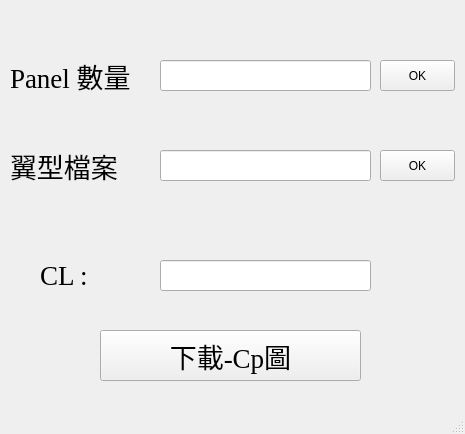
Before: the Qt Designer form 2DBEM_GUI/src/Ui.ui in KWGHG/2DBEM_GUI, drawn with Qt 5.
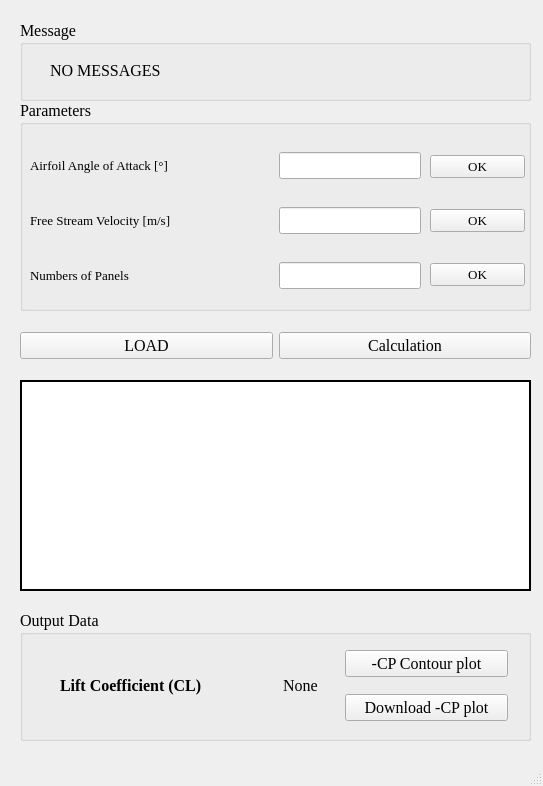
After: the same form once the commit is applied.

The edit to the form file:
```diff
--- a/2DBEM_GUI/src/Ui.ui
+++ b/2DBEM_GUI/src/Ui.ui
@@ -6,172 +6,357 @@
    <rect>
     <x>0</x>
     <y>0</y>
-    <width>465</width>
-    <height>434</height>
+    <width>543</width>
+    <height>786</height>
    </rect>
   </property>
   <property name="windowTitle">
    <string>2DBEM</string>
   </property>
   <widget class="QWidget" name="centralwidget">
-   <widget class="QLabel" name="numPanelLabel">
+   <widget class="QGroupBox" name="Message_Box">
     <property name="geometry">
      <rect>
-      <x>10</x>
-      <y>30</y>
-      <width>151</width>
-      <height>91</height>
+      <x>20</x>
+      <y>20</y>
+      <width>511</width>
+      <height>81</height>
      </rect>
     </property>
     <property name="font">
      <font>
       <family>Times New Roman</family>
-      <pointsize>20</pointsize>
+      <pointsize>12</pointsize>
      </font>
     </property>
-    <property name="text">
-     <string>Panel 數量</string>
+    <property name="layoutDirection">
+     <enum>Qt::LeftToRight</enum>
     </property>
-    <property name="scaledContents">
-     <bool>true</bool>
+    <property name="autoFillBackground">
+     <bool>false</bool>
     </property>
-    <property name="wordWrap">
-     <bool>true</bool>
+    <property name="title">
+     <string>Message</string>
     </property>
-    <property name="margin">
-     <number>10</number>
+    <property name="flat">
+     <bool>false</bool>
     </property>
-   </widget>
-   <widget class="QLabel" name="airfoilLabel">
-    <property name="enabled">
-     <bool>true</bool>
+    <property name="checkable">
+     <bool>false</bool>
     </property>
+    <widget class="QLabel" name="Message_Label">
+     <property name="geometry">
+      <rect>
+       <x>30</x>
+       <y>30</y>
+       <width>451</width>
+       <height>41</height>
+      </rect>
+     </property>
+     <property name="font">
+      <font>
+       <family>Times New Roman</family>
+      </font>
+     </property>
+     <property name="frameShadow">
+      <enum>QFrame::Raised</enum>
+     </property>
+     <property name="text">
+      <string>NO MESSAGES</string>
+     </property>
+    </widget>
+   </widget>
+   <widget class="QGroupBox" name="Parameters_Box">
     <property name="geometry">
      <rect>
-      <x>10</x>
-      <y>130</y>
-      <width>151</width>
-      <height>71</height>
+      <x>20</x>
+      <y>100</y>
+      <width>511</width>
+      <height>211</height>
      </rect>
     </property>
     <property name="font">
      <font>
       <family>Times New Roman</family>
-      <pointsize>20</pointsize>
+      <pointsize>12</pointsize>
      </font>
     </property>
-    <property name="mouseTracking">
-     <bool>false</bool>
+    <property name="title">
+     <string>Parameters</string>
     </property>
-    <property name="tabletTracking">
-     <bool>false</bool>
-    </property>
-    <property name="text">
-     <string>翼型檔案</string>
-    </property>
-    <property name="scaledContents">
-     <bool>true</bool>
-    </property>
-    <property name="wordWrap">
-     <bool>true</bool>
-    </property>
-    <property name="margin">
-     <number>10</number>
-    </property>
+    <widget class="QWidget" name="gridLayoutWidget">
+     <property name="geometry">
+      <rect>
+       <x>0</x>
+       <y>30</y>
+       <width>401</width>
+       <height>181</height>
+      </rect>
+     </property>
+     <layout class="QGridLayout" name="gridLayout" columnstretch="5,0">
+      <property name="sizeConstraint">
+       <enum>QLayout::SetDefaultConstraint</enum>
+      </property>
+      <property name="leftMargin">
+       <number>10</number>
+      </property>
+      <item row="1" column="0">
+       <widget class="QLabel" name="StreamVelocity_Label">
+        <property name="font">
+         <font>
+          <pointsize>10</pointsize>
+         </font>
+        </property>
+        <property name="text">
+         <string>Free Stream Velocity [m/s]</string>
+        </property>
+        <property name="margin">
+         <number>5</number>
+        </property>
+       </widget>
+      </item>
+      <item row="0" column="0">
+       <widget class="QLabel" name="Angle_Label">
+        <property name="font">
+         <font>
+          <pointsize>10</pointsize>
+         </font>
+        </property>
+        <property name="text">
+         <string>Airfoil Angle of Attack [°]</string>
+        </property>
+        <property name="margin">
+         <number>5</number>
+        </property>
+       </widget>
+      </item>
+      <item row="1" column="1">
+       <widget class="QLineEdit" name="Velocity_Input"/>
+      </item>
+      <item row="2" column="1">
+       <widget class="QLineEdit" name="Panels_Input"/>
+      </item>
+      <item row="0" column="1">
+       <widget class="QLineEdit" name="Angle_Input"/>
+      </item>
+      <item row="2" column="0">
+       <widget class="QLabel" name="Panels_Label">
+        <property name="font">
+         <font>
+          <pointsize>10</pointsize>
+         </font>
+        </property>
+        <property name="text">
+         <string>Numbers of Panels</string>
+        </property>
+        <property name="margin">
+         <number>5</number>
+        </property>
+       </widget>
+      </item>
+     </layout>
+    </widget>
+    <widget class="QWidget" name="verticalLayoutWidget">
+     <property name="geometry">
+      <rect>
+       <x>410</x>
+       <y>30</y>
+       <width>95</width>
+       <height>181</height>
+      </rect>
+     </property>
+     <layout class="QVBoxLayout" name="verticalLayout_2">
+      <item>
+       <widget class="QPushButton" name="Angle_Ok">
+        <property name="font">
+         <font>
+          <pointsize>10</pointsize>
+         </font>
+        </property>
+        <property name="text">
+         <string>OK</string>
+        </property>
+       </widget>
+      </item>
+      <item>
+       <widget class="QPushButton" name="Velocity_Ok">
+        <property name="font">
+         <font>
+          <pointsize>10</pointsize>
+         </font>
+        </property>
+        <property name="text">
+         <string>OK</string>
+        </property>
+       </widget>
+      </item>
+      <item>
+       <widget class="QPushButton" name="Panels_Ok">
+        <property name="font">
+         <font>
+          <pointsize>10</pointsize>
+         </font>
+        </property>
+        <property name="text">
+         <string>OK</string>
+        </property>
+       </widget>
+      </item>
+     </layout>
+    </widget>
    </widget>
-   <widget class="QLineEdit" name="numPanel">
+   <widget class="QWidget" name="horizontalLayoutWidget">
     <property name="geometry">
      <rect>
-      <x>160</x>
-      <y>60</y>
-      <width>211</width>
-      <height>31</height>
+      <x>20</x>
+      <y>320</y>
+      <width>511</width>
+      <height>51</height>
      </rect>
     </property>
+    <layout class="QHBoxLayout" name="horizontalLayout">
+     <item>
+      <widget class="QPushButton" name="Load">
+       <property name="font">
+        <font>
+         <family>Times New Roman</family>
+         <pointsize>12</pointsize>
+        </font>
+       </property>
+       <property name="text">
+        <string>LOAD</string>
+       </property>
+      </widget>
+     </item>
+     <item>
+      <widget class="QPushButton" name="Calculation">
+       <property name="font">
+        <font>
+         <family>Times New Roman</family>
+         <pointsize>12</pointsize>
+        </font>
+       </property>
+       <property name="text">
+        <string>Calculation</string>
+       </property>
+      </widget>
+     </item>
+    </layout>
    </widget>
-   <widget class="QLineEdit" name="airfoilData">
+   <widget class="QGraphicsView" name="graphicsView">
     <property name="geometry">
      <rect>
-      <x>160</x>
-      <y>150</y>
-      <width>211</width>
-      <height>31</height>
+      <x>20</x>
+      <y>380</y>
+      <width>511</width>
+      <height>211</height>
      </rect>
     </property>
-   </widget>
-   <widget class="QPushButton" name="PanelOK">
-    <property name="geometry">
-     <rect>
-      <x>380</x>
-      <y>60</y>
-      <width>75</width>
-      <height>31</height>
-     </rect>
+    <property name="frameShape">
+     <enum>QFrame::WinPanel</enum>
     </property>
-    <property name="text">
-     <string>OK</string>
+    <property name="frameShadow">
+     <enum>QFrame::Plain</enum>
     </property>
    </widget>
-   <widget class="QPushButton" name="airfoilOK">
+   <widget class="QGroupBox" name="groupBox_3">
     <property name="geometry">
      <rect>
-      <x>380</x>
-      <y>150</y>
-      <width>75</width>
-      <height>31</height>
+      <x>20</x>
+      <y>610</y>
+      <width>511</width>
+      <height>131</height>
      </rect>
     </property>
-    <property name="text">
-     <string>OK</string>
-    </property>
-   </widget>
-   <widget class="QLabel" name="CLLabel">
-    <property name="geometry">
-     <rect>
-      <x>40</x>
-      <y>250</y>
-      <width>121</width>
-      <height>51</height>
-     </rect>
-    </property>
     <property name="font">
      <font>
       <family>Times New Roman</family>
-      <pointsize>20</pointsize>
+      <pointsize>12</pointsize>
      </font>
     </property>
-    <property name="text">
-     <string>CL : </string>
+    <property name="title">
+     <string>Output Data</string>
     </property>
-   </widget>
-   <widget class="QLineEdit" name="outCL">
-    <property name="geometry">
-     <rect>
-      <x>160</x>
-      <y>260</y>
-      <width>211</width>
-      <height>31</height>
-     </rect>
-    </property>
-   </widget>
-   <widget class="QPushButton" name="downloadCP">
-    <property name="geometry">
-     <rect>
-      <x>100</x>
-      <y>330</y>
-      <width>261</width>
-      <height>51</height>
-     </rect>
-    </property>
-    <property name="font">
-     <font>
-      <family>Times New Roman</family>
-      <pointsize>20</pointsize>
-     </font>
-    </property>
-    <property name="text">
-     <string>下載-Cp圖</string>
-    </property>
+    <widget class="QWidget" name="gridLayoutWidget_2">
+     <property name="geometry">
+      <rect>
+       <x>40</x>
+       <y>30</y>
+       <width>258</width>
+       <height>91</height>
+      </rect>
+     </property>
+     <layout class="QGridLayout" name="gridLayout_2" columnstretch="2,0">
+      <property name="sizeConstraint">
+       <enum>QLayout::SetDefaultConstraint</enum>
+      </property>
+      <item row="0" column="0">
+       <widget class="QLabel" name="label_6">
+        <property name="font">
+         <font>
+          <pointsize>12</pointsize>
+          <weight>75</weight>
+          <bold>true</bold>
+         </font>
+        </property>
+        <property name="text">
+         <string>Lift Coefficient (CL)</string>
+        </property>
+        <property name="margin">
+         <number>10</number>
+        </property>
+       </widget>
+      </item>
+      <item row="0" column="1">
+       <widget class="QLabel" name="CL_Label">
+        <property name="text">
+         <string>None</string>
+        </property>
+        <property name="margin">
+         <number>5</number>
+        </property>
+       </widget>
+      </item>
+     </layout>
+    </widget>
+    <widget class="QWidget" name="verticalLayoutWidget_2">
+     <property name="geometry">
+      <rect>
+       <x>320</x>
+       <y>30</y>
+       <width>173</width>
+       <height>91</height>
+      </rect>
+     </property>
+     <layout class="QVBoxLayout" name="verticalLayout_3" stretch="1,1">
+      <property name="spacing">
+       <number>7</number>
+      </property>
+      <property name="leftMargin">
+       <number>5</number>
+      </property>
+      <property name="rightMargin">
+       <number>5</number>
+      </property>
+      <property name="bottomMargin">
+       <number>0</number>
+      </property>
+      <item>
+       <widget class="QPushButton" name="CP_Contour_Plot">
+        <property name="text">
+         <string>-CP Contour plot</string>
+        </property>
+       </widget>
+      </item>
+      <item>
+       <widget class="QPushButton" name="Download">
+        <property name="text">
+         <string>Download -CP plot</string>
+        </property>
+       </widget>
+      </item>
+     </layout>
+    </widget>
    </widget>
   </widget>
   <widget class="QMenuBar" name="menubar">
```
Left out of the diff: 8 changed lines with no effect on the pictures.
